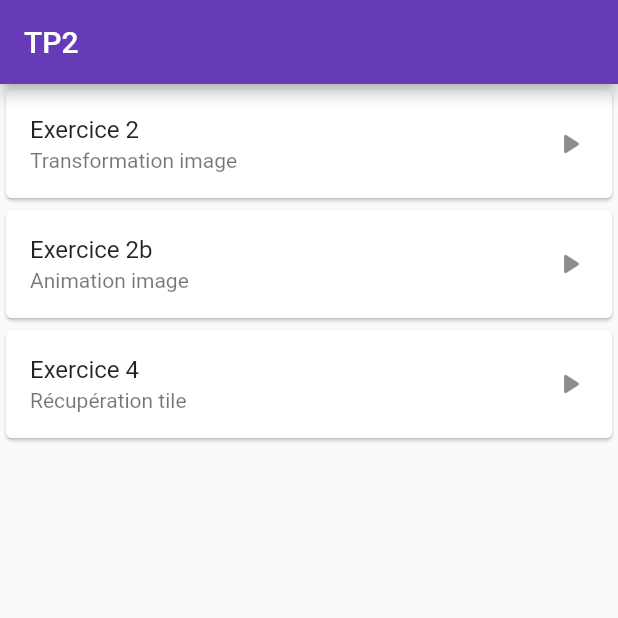
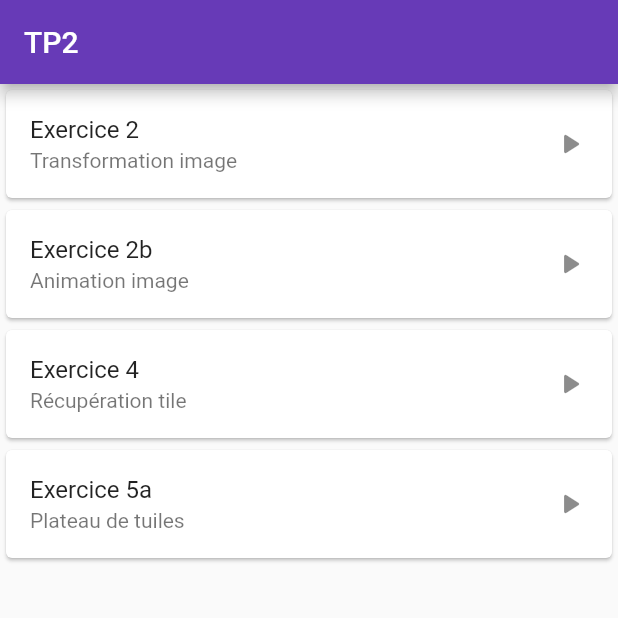
Before and after one commit to GingErwan/amse_taquin, a Flutter app: the screen it shows after launch, on a phone screen of 412 x 824 dp, the top half of it. Run offline on Flutter 3.47's test engine with Material 2 defaults, Android fonts, the phone set to English and light mode, and no system bars.

Commit message:
Ajout exercice 5a (WIP)

```diff
--- a/lib/main.dart
+++ b/lib/main.dart
@@ -2,6 +2,7 @@ import 'package:flutter/material.dart';
 import 'package:amse_taquin/exercice2.dart';
 import 'package:amse_taquin/exercice2b.dart';
 import 'package:amse_taquin/exercice4.dart';
+import 'package:amse_taquin/exercice5a.dart';
 
 void main() {
   runApp(MyApp());
@@ -64,6 +65,14 @@ class _MyHomePageState extends State<MyHomePage> {
               onTap: () => Navigator.push(context, MaterialPageRoute(builder: (context) => Exercice4_Page(title: "Récupération tile"))),
             ),
           ),
+          Card(child:
+            ListTile(
+              title: Text('Exercice 5a'),
+              subtitle: Text('Plateau de tuiles'),
+              trailing: Icon(Icons.play_arrow_rounded),
+              onTap: () => Navigator.push(context, MaterialPageRoute(builder: (context) => Exercice5a_Page(title: "Plateau de tuiles"))),
+            ),
+          ),
         ],
       )
     );
```
Also changed, not shown: lib/exercice5a.dart (added, +33 -0 lines).
